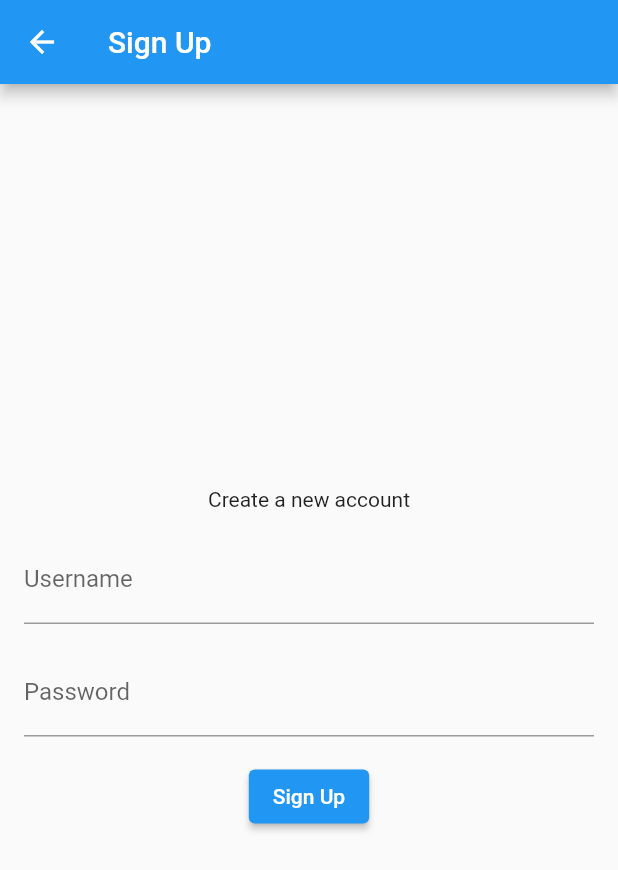
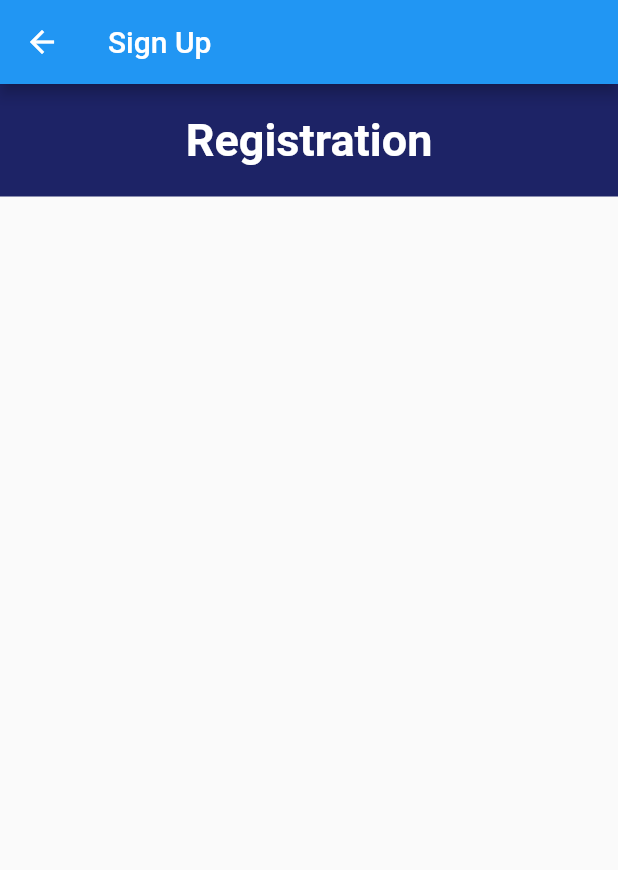
Before and after one commit to rasikasrimal/MadiCare_MAD, a Flutter app: the screen it shows after launch, after a tap on "Sign Up", on a phone screen of 412 x 824 dp. Shown: the top 870 px of the screen. Run offline on Flutter 3.47's test engine with Material 2 defaults, Android fonts, the phone set to English and light mode, and no system bars; Roboto replaces fonts that are missing (Helvetica).

```diff
--- a/medicare/lib/login/intro_home.dart
+++ b/medicare/lib/login/intro_home.dart
@@ -1,6 +1,7 @@
 import 'package:flutter/material.dart';
 import 'package:medicare/constants/colors.dart';
 import 'package:medicare/login/signup_page.dart';
+import 'package:medicare/profile/mainapp.dart';
 import 'package:medicare/text_buttons/main_text_button.dart';
 import 'package:medicare/login/login_page.dart';
 
@@ -52,6 +53,17 @@ class Home extends StatelessWidget {
                 ],
               ),
               const SizedBox(height: 30),
+              MainTextButton(
+                  text: 'Profile - Azam',
+                  onPressed: () {
+                    Navigator.push(
+                      context,
+                      MaterialPageRoute(
+                          builder: (context) =>
+                              const MainApp()), //here is it correct
+                    );
+                  }),
+              const SizedBox(height: 30),
             ],
           ),
         ),
--- a/medicare/lib/login/signup_page.dart
+++ b/medicare/lib/login/signup_page.dart
@@ -1,4 +1,5 @@
 import 'package:flutter/material.dart';
+import 'package:medicare/constants/colors.dart';
 
 class SignUpPage extends StatelessWidget {
   const SignUpPage({Key? key});
@@ -9,37 +10,20 @@ class SignUpPage extends StatelessWidget {
       appBar: AppBar(
         title: const Text('Sign Up'),
       ),
-      body: Center(
+      body: Container(
+        width: double.infinity, // Fill the entire width
+        color: mainColor, // Set the background color
         child: Padding(
-          padding: const EdgeInsets.all(16.0),
-          child: Column(
-            mainAxisAlignment: MainAxisAlignment.center,
-            children: <Widget>[
-              Text(
-                'Create a new account',
-                textAlign: TextAlign.center,
-              ),
-              SizedBox(height: 16),
-              TextField(
-                decoration: InputDecoration(
-                  labelText: 'Username',
-                ),
-              ),
-              SizedBox(height: 16),
-              TextField(
-                obscureText: true, // Passwords are hidden
-                decoration: InputDecoration(
-                  labelText: 'Password',
-                ),
-              ),
-              SizedBox(height: 16),
-              ElevatedButton(
-                onPressed: () {
-                  // Add your sign-up logic here
-                },
-                child: Text('Sign Up'),
-              ),
-            ],
+          padding: const EdgeInsets.all(20), // Padding for the text
+          child: Text(
+            'Registration',
+            textAlign: TextAlign.center,
+            style: TextStyle(
+              fontSize: 30,
+              fontFamily: 'Helvetica',
+              fontWeight: FontWeight.w600,
+              color: Colors.white,
+            ),
           ),
         ),
       ),
--- a/medicare/lib/profile/main.dart
+++ b/medicare/lib/profile/mainapp.dart
@@ -1,10 +1,10 @@
 import 'package:flutter/material.dart';
-import 'package:profile/pages/Homepage.dart';
-import 'package:profile/pages/ProfilePage.dart';
+import 'package:medicare/profile/pages/Homepage.dart';
+import 'package:medicare/profile/pages/ProfilePage.dart';
 
-void main() {
-  runApp(const MainApp());
-}
+// void main() {
+//   runApp(const MainApp());
+// }
 
 class MainApp extends StatelessWidget {
   const MainApp({super.key});
```
